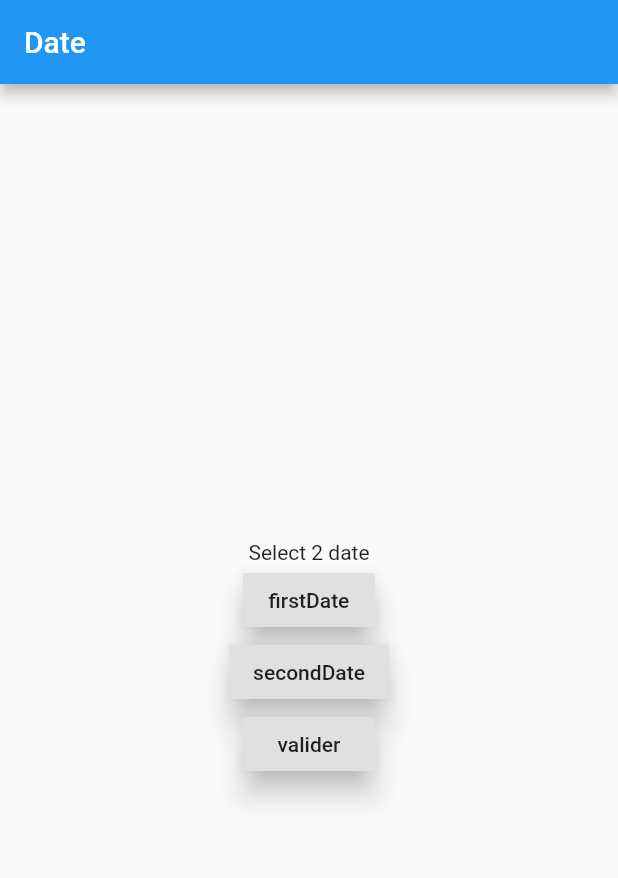
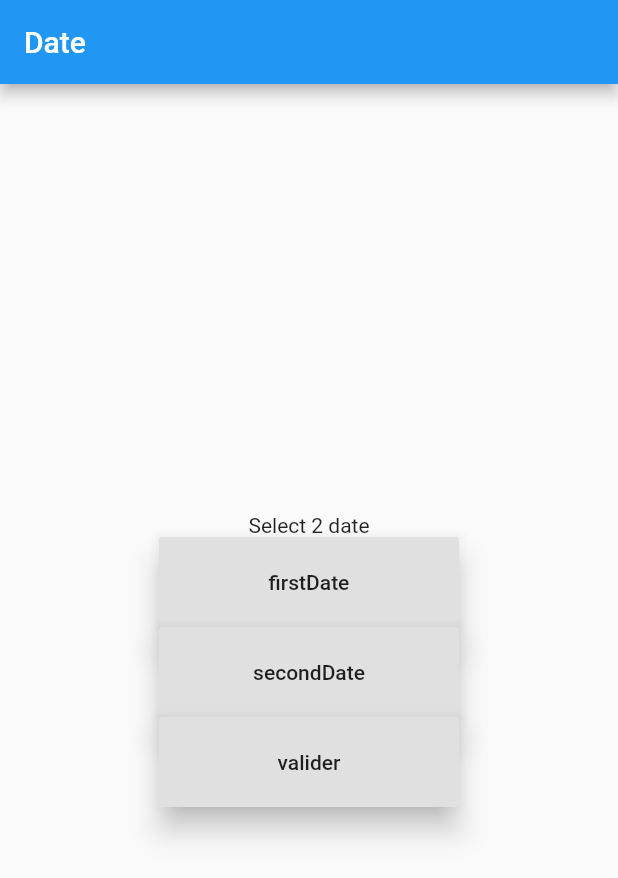
Before and after one commit to Jajoute/flutterApp, a Flutter app: the screen it shows after launch, after a tap on "valider", on a phone screen of 412 x 824 dp. Shown: the top 878 px of the screen. Run offline on Flutter 3.47's test engine with Material 2 defaults, Android fonts, the light colour scheme and no system bars.

Commit message:
feat 99%

```diff
--- a/lib/date/date_page.dart
+++ b/lib/date/date_page.dart
@@ -1,3 +1,5 @@
+import 'dart:math';
+
 import 'package:flutter/material.dart';
 
 class DatePage extends StatefulWidget {
@@ -9,20 +11,42 @@ class _DatePageState extends State<DatePage> {
   Duration _dateTime;
   DateTime _firstDate;
   DateTime _secondDate;
+  DateTime _start;
   String message="";
   bool dateTest;
+  int firstmonth;
+  int firstyear;
+  int secondmonth;
+  int secondyear;
+  int firstday;
+  int secondday;
+  int month;
+  int year;
+  int day;
+  double resultat;
 
+  void secondAfter(DateTime date1,DateTime date2){
+    _dateTime=date1.difference(date2);
+    day=_dateTime.inDays;
+
+    year=(day/365).toInt();
+    resultat=(day/365);
+    resultat = resultat - resultat.truncate();//prendre partie décimale
+    month=(resultat*12).toInt();
+    resultat=(resultat*12);
+    resultat = resultat - resultat.truncate();//prendre partie décimale
+    day=(resultat*31).toInt();
+    message='La différence est de ${year} année(s) ${month} mois ${day} jour(s)';
+  }
   void difference(){
     if(_firstDate==null || _secondDate==null){
       message='Select 2 date';
     }else{
       dateTest=_firstDate.isBefore(_secondDate);
       if(dateTest==true){
-        _dateTime=_secondDate.difference(_firstDate);
-        message='La différence est de ${_dateTime.inHours.toString()} heure';
+       secondAfter(_secondDate, _firstDate);
       }else{
-        _dateTime=_firstDate.difference(_secondDate);
-        message='La différence est de ${_dateTime.inHours.toString()} heure';
+        secondAfter(_firstDate, _secondDate);
       }
     }
   }
@@ -39,15 +63,18 @@ class _DatePageState extends State<DatePage> {
           child: Column(
             mainAxisAlignment: MainAxisAlignment.center,
         children: [
-          Text(message),
-          RaisedButton(
-            child: Text('firstDate'),
+          SizedBox(child: Text(message)),
+          SizedBox(
+            width: 200,
+            height: 60,
+            child: RaisedButton(
+              child: Text(_firstDate==null?'firstDate':'${_firstDate.year}:${_firstDate.month}:${_firstDate.day}'),
               elevation: 8.0,
               onPressed: ()async{
                 final a =
                await showDatePicker( //on affiche le DatePicker
                     context: context,
-                  initialDate: _dateTime == null ? DateTime.now() : _dateTime,
+                    initialDate: _start == null ? DateTime.now() : _start,
                     firstDate: DateTime(2001),
                     lastDate: DateTime(2230)
                 );
@@ -55,14 +82,18 @@ class _DatePageState extends State<DatePage> {
                   _firstDate=a;
                 });
               }),
-          RaisedButton(
-              child: Text('secondDate'),
+          ),
+          SizedBox(
+            width: 200,
+            height: 60,
+            child: RaisedButton(
+                child: Text(_secondDate==null?'secondDate':'${_secondDate.year}:${_secondDate.month}:${_secondDate.day}'),
                 elevation: 8.0,
                 onPressed: ()async{
                   final a =
                   await showDatePicker( //on affiche le DatePicker
                       context: context,
-                    initialDate: _dateTime == null ? DateTime.now() : _dateTime,
+                      initialDate: _start == null ? DateTime.now() : _start,
                       firstDate: DateTime(2001),
                       lastDate: DateTime(2230)
                   );
@@ -70,7 +101,11 @@ class _DatePageState extends State<DatePage> {
                     _secondDate=a;
                   });
                 }),
-          RaisedButton(
+          ),
+          SizedBox(
+            width: 200,
+            height: 60,
+            child: RaisedButton(
               child: Text('valider'),
               elevation: 8.0,
               onPressed: (){
@@ -79,6 +114,7 @@ class _DatePageState extends State<DatePage> {
                 });
               },
             ),
+          ),
         ],
       )),
     );
```
Lines whose indentation alone changed are shown as unchanged.
